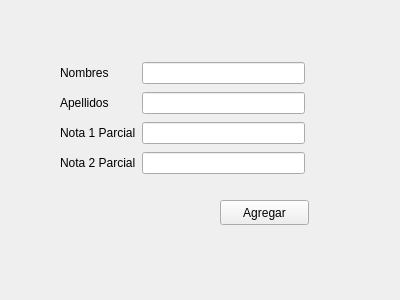
Qt form ingresoestudiantesform.ui (Hayai01/RegistroNotas) before a commit.
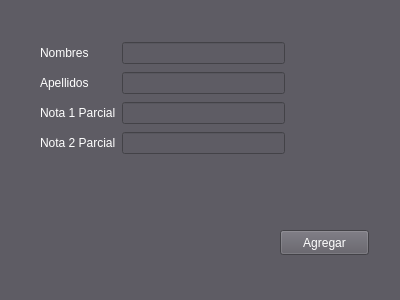
The same form after that commit.

```diff
--- a/ingresoestudiantesform.ui
+++ b/ingresoestudiantesform.ui
@@ -13,20 +13,28 @@
   <property name="windowTitle">
    <string>Form</string>
   </property>
-  <widget class="QWidget" name="widget" native="true">
+  <property name="styleSheet">
+   <string notr="true">color: rgb(255, 255, 255);
+background-color: rgb(94, 92, 100);</string>
+  </property>
+  <widget class="QPushButton" name="pushButton">
    <property name="geometry">
     <rect>
-     <x>30</x>
-     <y>30</y>
-     <width>301</width>
-     <height>201</height>
+     <x>280</x>
+     <y>230</y>
+     <width>89</width>
+     <height>25</height>
     </rect>
    </property>
+   <property name="text">
+    <string>Agregar</string>
+   </property>
+  </widget>
    <widget class="QWidget" name="layoutWidget">
     <property name="geometry">
      <rect>
-      <x>30</x>
-      <y>30</y>
+     <x>40</x>
+     <y>40</y>
       <width>245</width>
       <height>120</height>
      </rect>
@@ -73,20 +81,6 @@
       <widget class="QLineEdit" name="nota2LineEdit"/>
      </item>
     </layout>
-   </widget>
-   <widget class="QPushButton" name="pushButton">
-    <property name="geometry">
-     <rect>
-      <x>190</x>
-      <y>170</y>
-      <width>89</width>
-      <height>25</height>
-     </rect>
-    </property>
-    <property name="text">
-     <string>Agregar</string>
-    </property>
-   </widget>
   </widget>
  </widget>
  <resources/>
```
Lines whose indentation alone changed are shown as unchanged.
